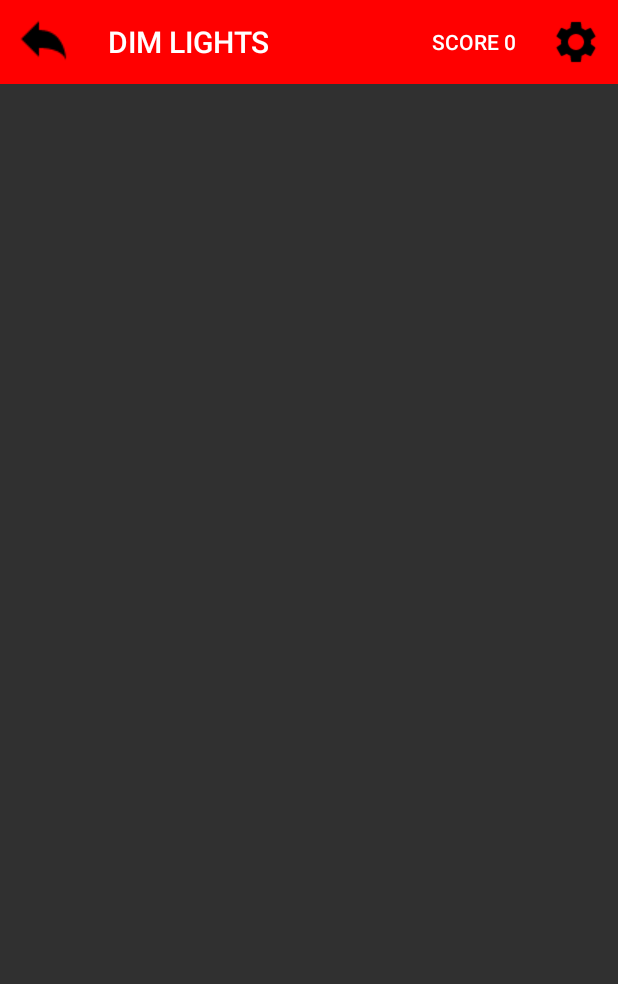
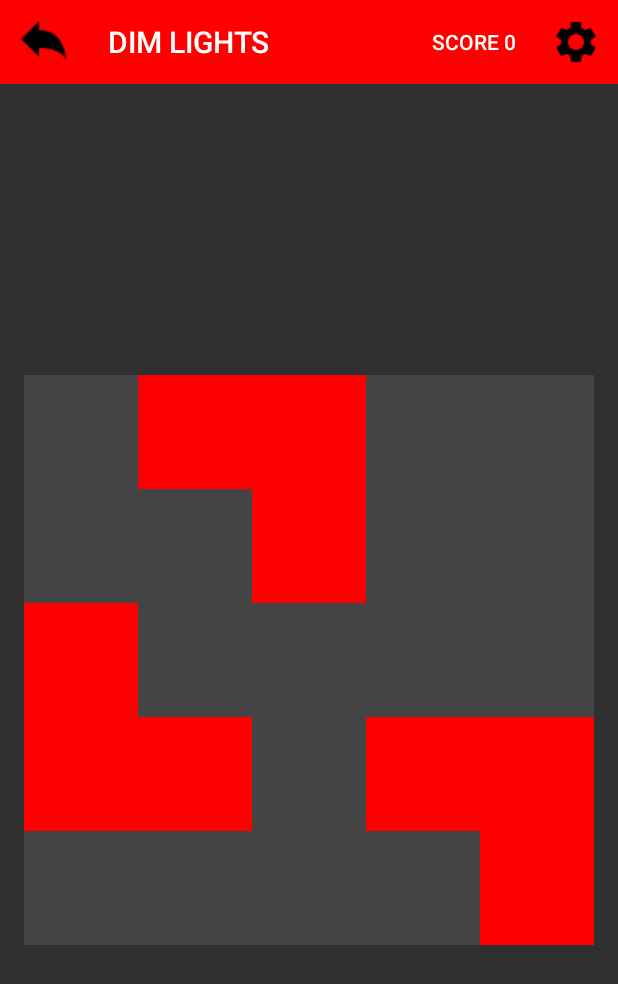
Before and after one commit to salumno/dim-lights, an Android app: the GameActivity screen opened directly, with no data from a screen before it, on a phone screen of 412 x 824 dp. Shown: the top 984 px of the screen. Run offline under Robolectric (Android 15) with nearby library versions, the phone set to English and light mode, and no system bars.

Commit message:
canvas testing version

```diff
--- /dev/null
+++ b/app/src/main/java/com/drimtim/dimlights/Field.java
@@ -0,0 +1,34 @@
+package com.drimtim.dimlights;
+
+import java.util.Random;
+
+/**
+ * Created by avispa on 27/11/2016.
+ */
+
+class Field {
+    private boolean[][] field;
+    private final int SIZE = 5;
+
+    public Field() {
+        this.field = new boolean[SIZE][SIZE];
+        Random rand = new Random();
+        for (int i = 0; i < SIZE; i++) {
+            for (int j = 0; j < SIZE; j++) {
+                this.field[j][i] = Math.abs(rand.nextInt()) % 2 == 0;
+            }
+        }
+    }
+
+    public void click(int x, int y) {
+        this.field[x][y] = !this.field[x][y];
+        if (x - 1 >= 0) this.field[x - 1][y] = !this.field[x - 1][y];
+        if (x + 1 < this.field.length) this.field[x + 1][y] = !this.field[x + 1][y];
+        if (y - 1 >= 0) this.field[x][y - 1] = !this.field[x][y - 1];
+        if (y + 1 < this.field.length) this.field[x][y + 1] = !this.field[x][y + 1];
+    }
+
+    public boolean checkCell(int x, int y) {
+        return this.field[x][y];
+    }
+}
--- /dev/null
+++ b/app/src/main/java/com/drimtim/dimlights/GameView.java
@@ -0,0 +1,93 @@
+package com.drimtim.dimlights;
+
+
+import android.content.Context;
+import android.graphics.Bitmap;
+import android.graphics.Canvas;
+import android.graphics.Color;
+import android.graphics.Paint;
+import android.util.AttributeSet;
+import android.util.Log;
+import android.view.GestureDetector;
+import android.view.MotionEvent;
+import android.view.View;
+import android.widget.Toast;
+
+/**
+ * Created by avispa on 27/11/2016.
+ */
+
+class GameView extends View {
+    private Bitmap mBitmap;
+    private Canvas mCanvas;
+    private Paint active, inactive;
+    private Context context;
+    private final GestureDetector detector;
+    private Field field;
+    private final int countOfCells = 5;
+    private int squareLength;
+    private int margin;
+
+    public GameView(Context context, AttributeSet attrs) {
+        super(context, attrs);
+        this.context = context;
+        this.field = new Field();
+        active = new Paint();
+        active.setAntiAlias(true);
+        active.setDither(true);
+        active.setColor(Color.RED);
+        active.setStrokeWidth(10);
+        active.setStyle(Paint.Style.FILL);
+        inactive = new Paint();
+        inactive.setAntiAlias(true);
+        inactive.setDither(true);
+        inactive.setColor(Color.DKGRAY);
+        inactive.setStrokeWidth(5f);
+        inactive.setStyle(Paint.Style.FILL);
+
+//        mBitmap = Bitmap.createBitmap(300, 300, Bitmap.Config.ARGB_8888);
+//        mCanvas = new Canvas(mBitmap);
+//        mBitmapPaint = new Paint(Paint.DITHER_FLAG);
+        this.detector = new GestureDetector(context, new MyGestureListener());
+    }
+
+    @Override
+    protected void onDraw(Canvas canvas) {
+//        canvas.save();
+//        canvas.drawBitmap(mBitmap, 0, 0, mBitmapPaint);
+//        canvas.restore();
+//        canvas.drawColor(Color.WHITE);
+        this.squareLength = canvas.getWidth() / 5;
+        this.margin = (canvas.getHeight() - canvas.getWidth()) / 2;
+        int left = 0, top = margin, bottom = top + squareLength, right = squareLength;
+        for (int i = 0; i < 5; ++i) {
+            for (int j = 0; j < 5; ++j) {
+                if (field.checkCell(j,i)) canvas.drawRect(left, top, right, bottom, active);
+                else canvas.drawRect(left, top, right, bottom, inactive);
+                left += squareLength;
+                right += squareLength;
+            }
+            left = 0;
+            right = squareLength;
+            top += squareLength;
+            bottom += squareLength;
+        }
+    }
+
+    @Override
+    public boolean onTouchEvent(MotionEvent event) {
+        detector.onTouchEvent(event);
+        return true;
+    }
+
+    private class MyGestureListener extends GestureDetector.SimpleOnGestureListener {
+        @Override
+        public boolean onSingleTapConfirmed(MotionEvent e) {
+            int x = (int) e.getX() / squareLength;
+            int y = ((int) e.getY() - margin) / squareLength;
+            if (x >= 0 && x < 5 && y >= 0 && y < 5) field.click(x,y);
+            invalidate();
+            return true;
+        }
+    }
+}
--- a/app/src/main/res/layout/activity_game.xml
+++ b/app/src/main/res/layout/activity_game.xml
@@ -8,7 +8,18 @@
     android:id="@+id/activity_menu"
     tools:context="com.drimtim.dimlights.GameActivity">
 
-    <include layout="@layout/content_game" />
-    <include layout="@layout/toolbar" />
+    <LinearLayout
+        android:orientation="vertical"
+        android:layout_width="match_parent"
+        android:layout_height="match_parent">
+
+        <include layout="@layout/toolbar"
+            android:layout_width="match_parent" />
+
+        <include layout="@layout/content_game"
+            android:layout_height="match_parent"
+            android:layout_width="match_parent" />
+
+    </LinearLayout>
 
 </android.support.design.widget.CoordinatorLayout>
--- a/app/src/main/res/layout/content_game.xml
+++ b/app/src/main/res/layout/content_game.xml
@@ -1,10 +1,11 @@
 <?xml version="1.0" encoding="utf-8"?>
-<RelativeLayout xmlns:android="http://schemas.android.com/apk/res/android"
+<LinearLayout xmlns:android="http://schemas.android.com/apk/res/android"
     xmlns:app="http://schemas.android.com/apk/res-auto"
     xmlns:tools="http://schemas.android.com/tools"
     android:id="@+id/content_game"
     android:layout_width="match_parent"
     android:layout_height="match_parent"
+    android:orientation="vertical"
     android:paddingBottom="@dimen/activity_vertical_margin"
     android:paddingLeft="@dimen/activity_horizontal_margin"
     android:paddingRight="@dimen/activity_horizontal_margin"
@@ -13,4 +14,9 @@
     tools:context="com.drimtim.dimlights.GameActivity"
     tools:showIn="@layout/activity_game">
 
-</RelativeLayout>
+    <com.drimtim.dimlights.GameView
+        android:id="@+id/game_view"
+        android:layout_width="match_parent"
+        android:layout_height="match_parent" />
+
+</LinearLayout>
--- a/app/src/main/res/values/colors.xml
+++ b/app/src/main/res/values/colors.xml
@@ -1,7 +1,9 @@
 <?xml version="1.0" encoding="utf-8"?>
 <resources>
-    <color name="colorPrimary">#3F51B5</color>
-    <color name="colorPrimaryDark">#303F9F</color>
+    <!--<color name="colorPrimary">#3F51B5</color>-->
+    <color name="colorPrimary">@color/red</color>
+    <!--<color name="colorPrimaryDark">#303F9F</color>-->
+    <color name="colorPrimaryDark">@color/red</color>
     <color name="colorAccent">#FF4081</color>
     <color name="red">#ff0000</color>
 </resources>
```
